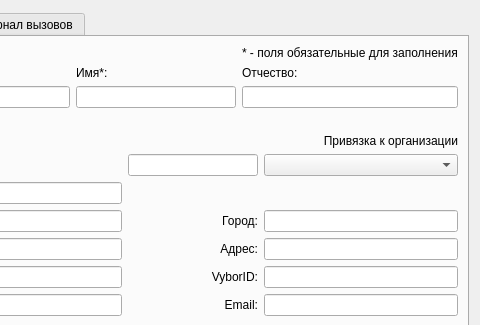
Before: the Qt Designer form EditContactDialog.ui in okostynchuk/Outcall, drawn with Qt 5; both pictures show x 112 to 592 and y 0 to 325 of the 592 by 502 pixel window.
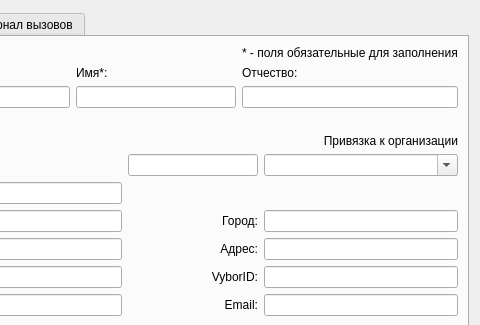
After: the same form once the commit is applied.

Commit message: ComboBox с возможностью поиска, проверка существующих номеров, изменены фокусы

Patch:
```diff
--- a/EditContactDialog.ui
+++ b/EditContactDialog.ui
@@ -140,7 +140,17 @@
             <widget class="QLineEdit" name="FirstNumber"/>
            </item>
            <item row="0" column="4">
-            <widget class="QComboBox" name="comboBox"/>
+            <widget class="QComboBox" name="comboBox">
+             <property name="editable">
+              <bool>true</bool>
+             </property>
+             <property name="insertPolicy">
+              <enum>QComboBox::InsertAlphabetically</enum>
+             </property>
+             <property name="sizeAdjustPolicy">
+              <enum>QComboBox::AdjustToContents</enum>
+             </property>
+            </widget>
            </item>
            <item row="1" column="0">
             <widget class="QLabel" name="label_6">
```
Left out of the diff: 69 changed lines with no effect on the pictures. The commit also changes 12 other files.
